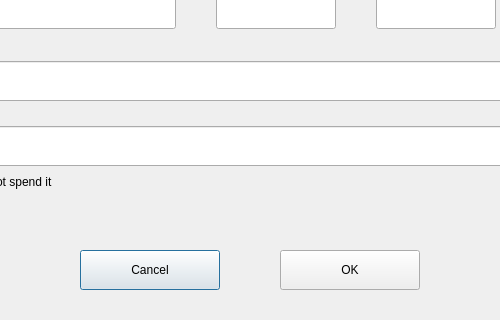
The window that dialogs_desktop/e_showoutputdlg.ui (0xkobe/mwc-wallet) describes before a commit, drawn with Qt 5; both pictures show x 197 to 697 and y 198 to 518 of the 893 by 518 pixel window.
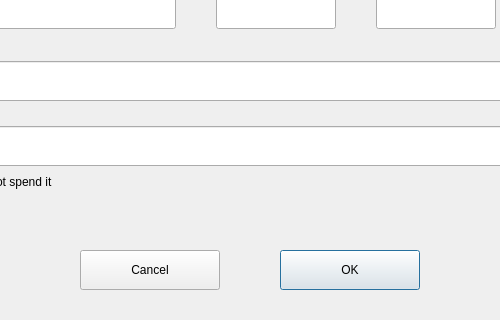
The same window after the commit. Custom widgets are drawn as their Qt base class.

Patch:
```diff
--- a/dialogs_desktop/e_showoutputdlg.ui
+++ b/dialogs_desktop/e_showoutputdlg.ui
@@ -742,6 +742,9 @@
        <property name="text">
         <string>Cancel</string>
        </property>
+       <property name="autoDefault">
+        <bool>false</bool>
+       </property>
        <property name="default">
         <bool>false</bool>
        </property>
```
Left out of the diff: 2 changed lines with no effect on the pictures.
